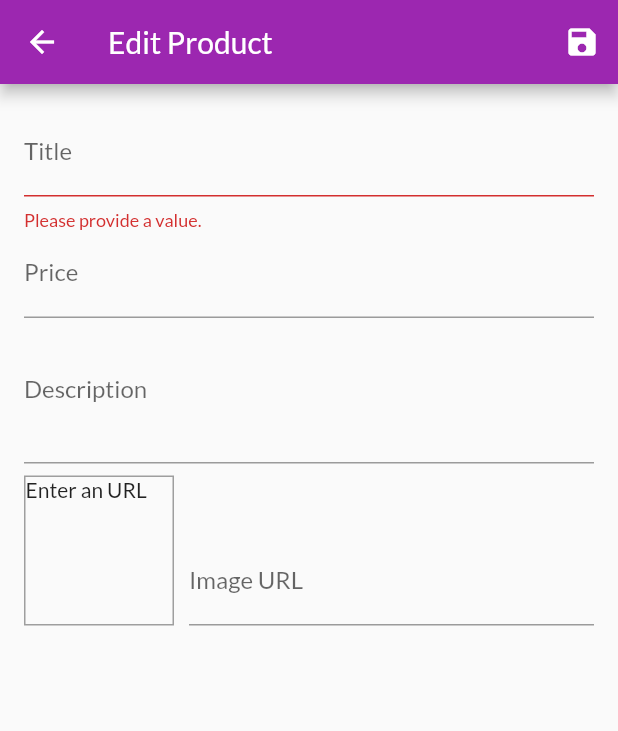
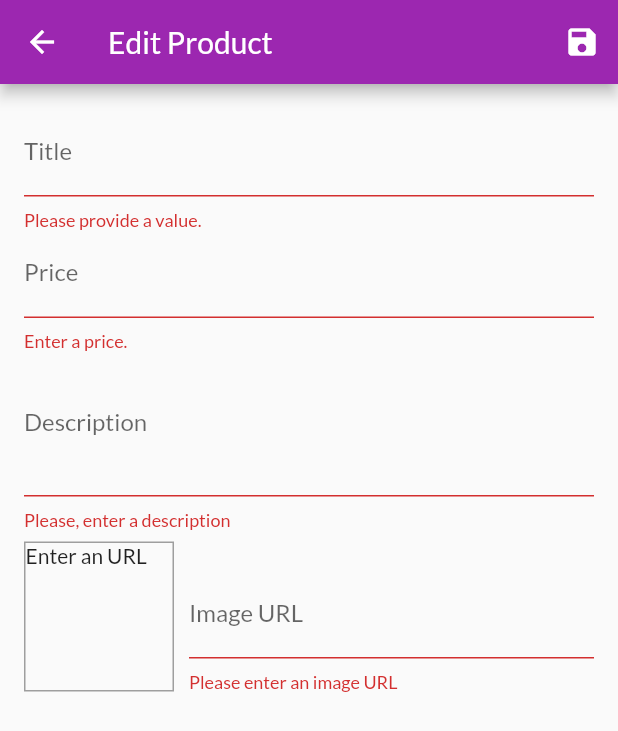
Before and after one commit to amarin95/shop_app, a Flutter app: the EditProductScreen screen opened by its route, after a tap on the "save" icon, on a phone screen of 412 x 824 dp. Shown: the top 731 px of the screen. Run offline on Flutter 3.47's test engine with Material 2 defaults, Android fonts, the phone set to English and light mode, and no system bars; network calls fail.

Commit message:
Save products and add

```diff
--- a/lib/screens/edit_product_screen.dart
+++ b/lib/screens/edit_product_screen.dart
@@ -1,5 +1,7 @@
 import 'package:flutter/material.dart';
 import 'package:flutter_complete_guide/providers/product.dart';
+import 'package:flutter_complete_guide/providers/products.dart';
+import 'package:provider/provider.dart';
 
 class EditProductScreen extends StatefulWidget {
   static const String routeName = '/editProduct';
@@ -32,14 +34,25 @@ class _EditProductScreenState extends State<EditProductScreen> {
 
   void updateImageUrl() {
     if (!_imageUrlFocusNode.hasFocus) {
+      if (_imageUrlController.text.isEmpty) {
+        return;
+      }
+      if (!_imageUrlController.text.startsWith('http') || !_imageUrlController.text.startsWith('https')) {
+        return;
+      }
+      if (!_imageUrlController.text.endsWith('.png') || !_imageUrlController.text.endsWith('.jpg')) {
+        return;
+      }
       setState(() {});
     }
   }
 
   void _saveForm() {
     final _isValid = _form.currentState.validate(); //Validates the form
-    if(!_isValid) return; //Validate returns bool if validate is correct
+    if (!_isValid) return; //Validate returns bool if validate is correct
     _form.currentState.save();
+    Provider.of<Products>(context, listen: false).addProduct(_editedProduct);
+    Navigator.of(context).pop();
   }
 
   @override
@@ -91,6 +104,12 @@ class _EditProductScreenState extends State<EditProductScreen> {
                 textInputAction: TextInputAction.next, //To the next input icon
                 keyboardType: TextInputType.number,
                 focusNode: _priceFocusNode,
+                validator: (value) {
+                  if (value.isEmpty) return 'Enter a price.';
+                  if (double.tryParse(value) == null) return 'Please, enter a valid number';
+                  if (double.parse(value) <= 0) return 'Please enter a number > 0';
+                  return null;
+                },
                 onFieldSubmitted: (_) {
                   FocusScope.of(context).requestFocus(_descriptionFocusNode); //TO FOCUS NODE
                 },
@@ -109,6 +128,15 @@ class _EditProductScreenState extends State<EditProductScreen> {
                 maxLines: 3,
                 keyboardType: TextInputType.multiline,
                 focusNode: _descriptionFocusNode,
+                validator: (value) {
+                  if (value.isEmpty) {
+                    return 'Please, enter a description';
+                  }
+                  if (value.length < 10) {
+                    return 'Enter a longer description';
+                  }
+                  return null;
+                },
                 onSaved: (value) {
                   _editedProduct = Product(
                     title: _editedProduct.title,
@@ -143,6 +171,18 @@ class _EditProductScreenState extends State<EditProductScreen> {
                       textInputAction: TextInputAction.done,
                       controller: _imageUrlController,
                       focusNode: _imageUrlFocusNode,
+                      validator: (value) {
+                        if (value.isEmpty) {
+                          return 'Please enter an image URL';
+                        }
+                        if (!value.startsWith('http') || !value.startsWith('https')) {
+                          return 'Please enter a valid URL.';
+                        }
+                        if (!value.endsWith('.png') || !value.endsWith('.jpg')) {
+                          return 'Please enter a valid image URL.';
+                        }
+                        return null;
+                      },
                       onFieldSubmitted: (_) {
                         _saveForm();
                       },
```
Also changed, not shown: lib/providers/products.dart (+10 -2 lines).
